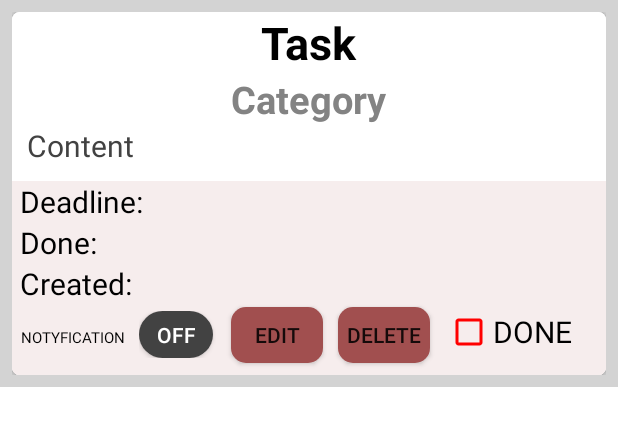
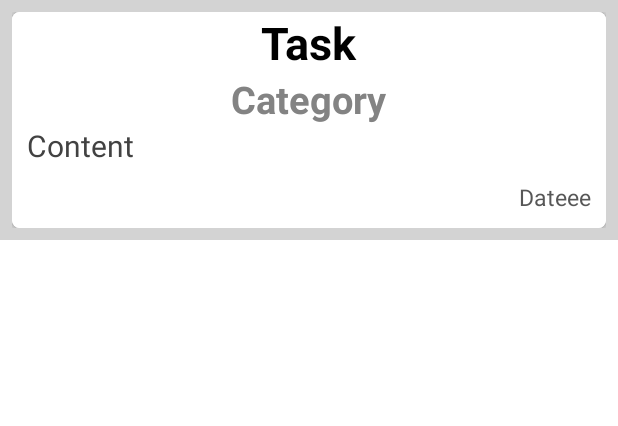
Before and after one commit to Daannko/Android-To-Do-List, an Android app: the layout layout_list_item.xml on its own in the app's theme, with its tools: preview values and no code run, on a phone screen of 412 x 824 dp. Shown: the top 426 px of the screen. Run offline under Robolectric (Android 15) with nearby library versions, the phone set to English and light mode, and no system bars.

```diff
--- a/app/src/main/java/com/example/androidtodolist/CustomAdapter.java
+++ b/app/src/main/java/com/example/androidtodolist/CustomAdapter.java
@@ -62,6 +62,7 @@ public class CustomAdapter extends RecyclerView.Adapter<RecyclerView.ViewHolder>
             holder.doneDate.setText(mData.get(position).getDoneDate());
         }
         holder.toDoDate.setText(mData.get(position).getToDoDate());
+        holder.notExpandedTaskDateInput.setText(mData.get(position).getToDoDate());
         holder.created.setText(mData.get(position).getCreated());
         if(holder.done.isChecked())
         {
@@ -107,6 +108,7 @@ public class CustomAdapter extends RecyclerView.Adapter<RecyclerView.ViewHolder>
         CheckBox done;
         Button deleteButton;
         Button editButton;
+        TextView notExpandedTaskDateInput;
         Boolean notificationStatus;
         Boolean hidden;
         ToggleButton notificationButton;
@@ -125,6 +127,7 @@ public class CustomAdapter extends RecyclerView.Adapter<RecyclerView.ViewHolder>
             deleteButton = itemView.findViewById(R.id.editButton);
             editButton = itemView.findViewById(R.id.deleteButton);
             notificationButton = itemView.findViewById(R.id.notificationButton);
+            notExpandedTaskDateInput = itemView.findViewById(R.id.notExpandedTaskDateInput);
             taskView.setOnClickListener(this);
             title.setOnClickListener(this);
             deleteButton.setOnClickListener(this);
--- a/app/src/main/res/layout/layout_list_item.xml
+++ b/app/src/main/res/layout/layout_list_item.xml
@@ -60,6 +60,28 @@
                     android:textColor="@color/off"
                     android:textSize="20dp" />
 
+                <LinearLayout
+                    android:id="@+id/notExpandedTaskDate"
+                    android:layout_width="match_parent"
+                    android:layout_height="wrap_content"
+                    android:orientation="vertical"
+                    android:layout_marginEnd="10dp"
+                    android:layout_marginBottom="10dp"
+                    >
+
+                    <TextView
+
+                        android:id="@+id/notExpandedTaskDateInput"
+                        android:layout_width="match_parent"
+                        android:layout_height="wrap_content"
+                        android:layout_marginLeft="10dp"
+                        android:text="Dateee"
+                        android:textAlignment="textEnd"
+                        android:textColor="@color/greyish"
+                        android:textSize="15dp" />
+
+
+                </LinearLayout>
 
 
             </LinearLayout>
@@ -71,6 +93,7 @@
                 android:layout_weight="1"
                 android:orientation="vertical"
                 android:background="@color/bekground"
+                android:visibility="gone"
                 >
 
 
@@ -85,28 +108,31 @@
                 <LinearLayout
                     android:layout_width="match_parent"
                     android:layout_height="wrap_content"
-                    android:orientation="horizontal">
+                    android:orientation="horizontal"
+                    >
 
                     <TextView
-                        android:id="@+id/deadline1"
+                        android:id="@+id/date1"
                         android:layout_width="match_parent"
-                        android:layout_height="wrap_content"
+                        android:layout_height="match_parent"
                         android:layout_weight="1"
                         android:textSize="20dp"
                         android:layout_marginLeft="5dp"
-                        android:text="Deadline: "
+                        android:text="Created: "
                         android:textColor="@color/black" />
 
                     <TextView
-                        android:id="@+id/deadline2"
+                        android:id="@+id/date2"
                         android:layout_width="match_parent"
-                        android:layout_height="wrap_content"
+                        android:layout_height="match_parent"
                         android:layout_weight="1"
-                        android:textSize="20dp"
                         android:text=""
                         android:textAlignment="center"
-                        android:textColor="@color/black" />
+                        android:textColor="@color/black"
+                        android:textSize="20dp" />
+
                 </LinearLayout>
+
 
                 <LinearLayout
                     android:layout_width="match_parent"
@@ -134,27 +160,23 @@
                         android:textColor="@color/black" />
                 </LinearLayout>
 
-
-
-
                 <LinearLayout
                     android:layout_width="match_parent"
                     android:layout_height="wrap_content"
-                    android:orientation="horizontal"
-                    >
+                    android:orientation="horizontal">
 
                     <TextView
-                        android:id="@+id/date1"
+                        android:id="@+id/deadline1"
                         android:layout_width="match_parent"
                         android:layout_height="wrap_content"
                         android:layout_weight="1"
                         android:textSize="20dp"
                         android:layout_marginLeft="5dp"
-                        android:text="Created: "
+                        android:text="Deadline: "
                         android:textColor="@color/black" />
 
                     <TextView
-                        android:id="@+id/date2"
+                        android:id="@+id/deadline2"
                         android:layout_width="match_parent"
                         android:layout_height="wrap_content"
                         android:layout_weight="1"
@@ -162,7 +184,6 @@
                         android:text=""
                         android:textAlignment="center"
                         android:textColor="@color/black" />
-
                 </LinearLayout>
 
             </LinearLayout>
--- a/app/src/main/res/values/colors.xml
+++ b/app/src/main/res/values/colors.xml
@@ -17,4 +17,5 @@
     <color name="off">#424242</color>
     <color name="red">#FF0000</color>
     <color name="lightgray">#BDBDBD</color>
+    <color name="greyish">#575757</color>
 </resources>
```
Also changed, not shown: app/src/main/java/com/example/androidtodolist/MainActivity.java (+97 -15 lines), app/src/main/java/com/example/androidtodolist/SecondFragment.java (deleted, +0 -47 lines).
